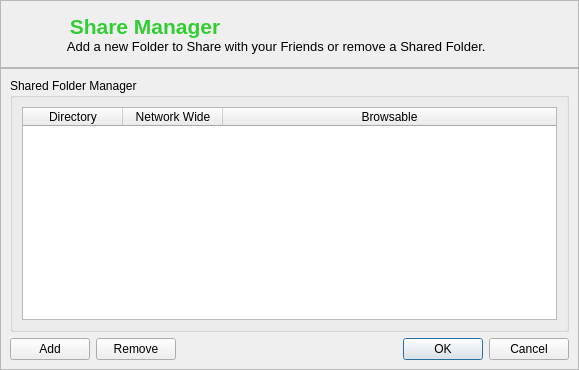
Above: retroshare-gui/src/gui/ShareManager.ui from RetroShare/RetroShare before the change. Below: the same form after it.
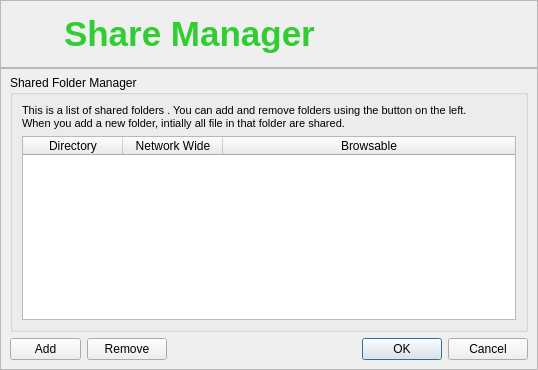
That is the form after the change. Icons and pictures are not drawn.

Diff of the .ui file:
```diff
--- a/retroshare-gui/src/gui/ShareManager.ui
+++ b/retroshare-gui/src/gui/ShareManager.ui
@@ -6,7 +6,7 @@
    <rect>
     <x>0</x>
     <y>0</y>
-    <width>579</width>
+    <width>538</width>
     <height>370</height>
    </rect>
   </property>
@@ -74,9 +74,11 @@
          <string>&lt;!DOCTYPE HTML PUBLIC &quot;-//W3C//DTD HTML 4.0//EN&quot; &quot;http://www.w3.org/TR/REC-html40/strict.dtd&quot;&gt;
 &lt;html&gt;&lt;head&gt;&lt;meta name=&quot;qrichtext&quot; content=&quot;1&quot; /&gt;&lt;style type=&quot;text/css&quot;&gt;
 p, li { white-space: pre-wrap; }
-&lt;/style&gt;&lt;/head&gt;&lt;body style=&quot; font-family:'DejaVu Sans'; font-size:9pt; font-weight:400; font-style:normal;&quot;&gt;
-&lt;p style=&quot; margin-top:0px; margin-bottom:0px; margin-left:0px; margin-right:0px; -qt-block-indent:0; text-indent:0px;&quot;&gt;&lt;span style=&quot; font-family:'Sans Serif'; font-size:16pt; font-weight:600; color:#32cd32;&quot;&gt; Share Manager&lt;/span&gt;&lt;/p&gt;
-&lt;p style=&quot; margin-top:0px; margin-bottom:0px; margin-left:0px; margin-right:0px; -qt-block-indent:0; text-indent:0px;&quot;&gt;&lt;span style=&quot; font-family:'Sans Serif'; font-size:10pt;&quot;&gt; Add a new Folder to Share with your Friends or remove a Shared Folder.&lt;/span&gt;&lt;/p&gt;&lt;/body&gt;&lt;/html&gt;</string>
+&lt;/style&gt;&lt;/head&gt;&lt;body style=&quot; font-family:'MS Shell Dlg 2'; font-size:8.25pt; font-weight:400; font-style:normal;&quot;&gt;
+&lt;p style=&quot; margin-top:0px; margin-bottom:0px; margin-left:0px; margin-right:0px; -qt-block-indent:0; text-indent:0px;&quot;&gt;&lt;span style=&quot; font-family:'Sans Serif'; font-size:26pt; font-weight:600; color:#32cd32;&quot;&gt;Share Manager&lt;/span&gt;&lt;/p&gt;&lt;/body&gt;&lt;/html&gt;</string>
+        </property>
+        <property name="alignment">
+         <set>Qt::AlignLeading|Qt::AlignLeft|Qt::AlignVCenter</set>
         </property>
        </widget>
       </item>
@@ -92,13 +94,28 @@
       <enum>QFrame::Raised</enum>
      </property>
      <layout class="QGridLayout" name="gridLayout_2">
+      <property name="topMargin">
+       <number>6</number>
+      </property>
       <item row="0" column="0" colspan="4">
        <widget class="QGroupBox" name="groupBox">
         <property name="title">
          <string>Shared Folder Manager</string>
         </property>
-        <layout class="QVBoxLayout" name="verticalLayout">
-         <item>
+        <layout class="QGridLayout" name="gridLayout_4">
+         <item row="0" column="0">
+          <widget class="QLabel" name="labelInstructions">
+           <property name="text">
+            <string>&lt;!DOCTYPE HTML PUBLIC &quot;-//W3C//DTD HTML 4.0//EN&quot; &quot;http://www.w3.org/TR/REC-html40/strict.dtd&quot;&gt;
+&lt;html&gt;&lt;head&gt;&lt;meta name=&quot;qrichtext&quot; content=&quot;1&quot; /&gt;&lt;style type=&quot;text/css&quot;&gt;
+p, li { white-space: pre-wrap; }
+&lt;/style&gt;&lt;/head&gt;&lt;body style=&quot; font-family:'MS Shell Dlg 2'; font-size:8.25pt; font-weight:400; font-style:normal;&quot;&gt;
+&lt;p style=&quot; margin-top:0px; margin-bottom:0px; margin-left:0px; margin-right:0px; -qt-block-indent:0; text-indent:0px;&quot;&gt;&lt;span style=&quot; font-size:8pt;&quot;&gt;This is a list of shared folders . You can add and remove folders using the button on the left. &lt;/span&gt;&lt;/p&gt;
+&lt;p style=&quot; margin-top:0px; margin-bottom:0px; margin-left:0px; margin-right:0px; -qt-block-indent:0; text-indent:0px;&quot;&gt;&lt;span style=&quot; font-size:8pt;&quot;&gt;When you add a new folder, intially all file in that folder are shared.&lt;/span&gt;&lt;/p&gt;&lt;/body&gt;&lt;/html&gt;</string>
+           </property>
+          </widget>
+         </item>
+         <item row="1" column="0">
           <widget class="QTableWidget" name="shareddirList">
            <property name="contextMenuPolicy">
             <enum>Qt::CustomContextMenu</enum>
```
